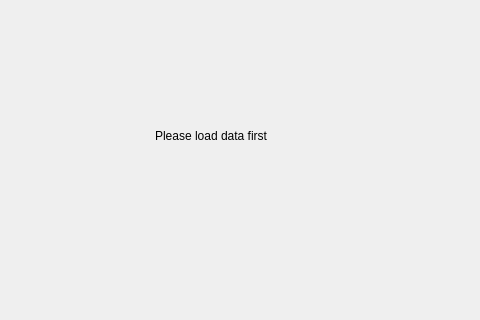
First picture: the form in client/mainwindow.ui, repository lonkaars/avans-whether-station, before the edit; both pictures show x 115 to 595 and y 99 to 419 of the 800 by 600 pixel window.
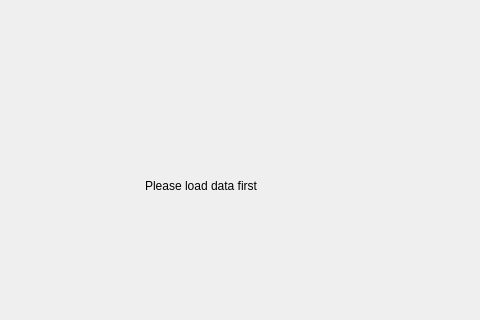
Second picture: the form after the edit.

The edit to the form file:
```diff
--- a/client/mainwindow.ui
+++ b/client/mainwindow.ui
@@ -17,8 +17,8 @@
    <widget class="QLabel" name="label">
     <property name="geometry">
      <rect>
-      <x>270</x>
-      <y>190</y>
+      <x>260</x>
+      <y>240</y>
       <width>181</width>
       <height>51</height>
      </rect>
```
Left out of the diff: 2 changed lines with no effect on the pictures.
